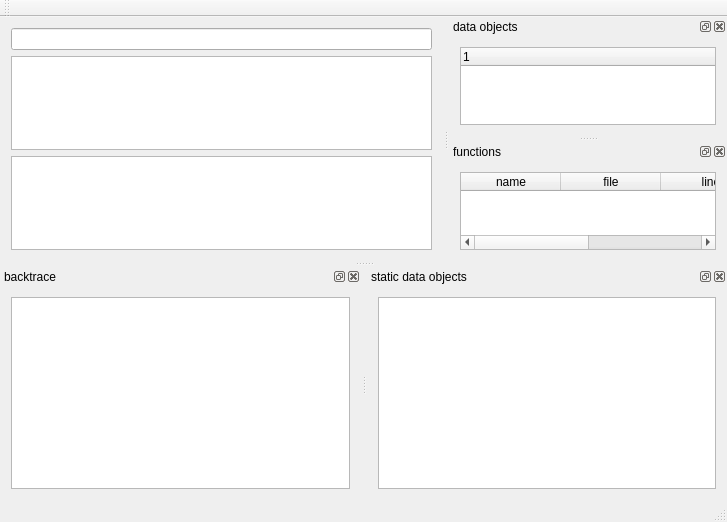
First picture: the form in mainwindow.ui, repository stoyan-shopov/troll, before the edit.
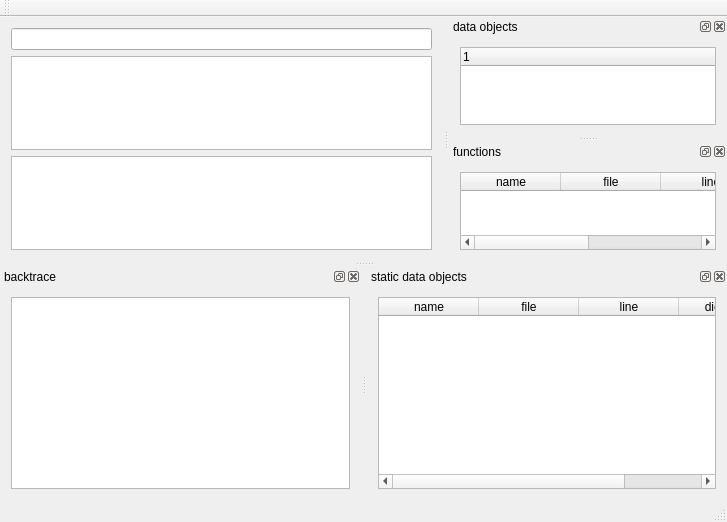
Second picture: the form after the edit.

Commit message: improved elf file handling

What changed in the file:
```diff
--- a/mainwindow.ui
+++ b/mainwindow.ui
@@ -94,7 +94,28 @@
    <widget class="QWidget" name="dockWidgetContents_3">
     <layout class="QVBoxLayout" name="verticalLayout_4">
      <item>
-      <widget class="QTableWidget" name="tableWidgetStaticDataObjects"/>
+      <widget class="QTableWidget" name="tableWidgetStaticDataObjects">
+       <column>
+        <property name="text">
+         <string>name</string>
+        </property>
+       </column>
+       <column>
+        <property name="text">
+         <string>file</string>
+        </property>
+       </column>
+       <column>
+        <property name="text">
+         <string>line</string>
+        </property>
+       </column>
+       <column>
+        <property name="text">
+         <string>die offset</string>
+        </property>
+       </column>
+      </widget>
      </item>
     </layout>
    </widget>
```
The commit also changes 2 other files.
